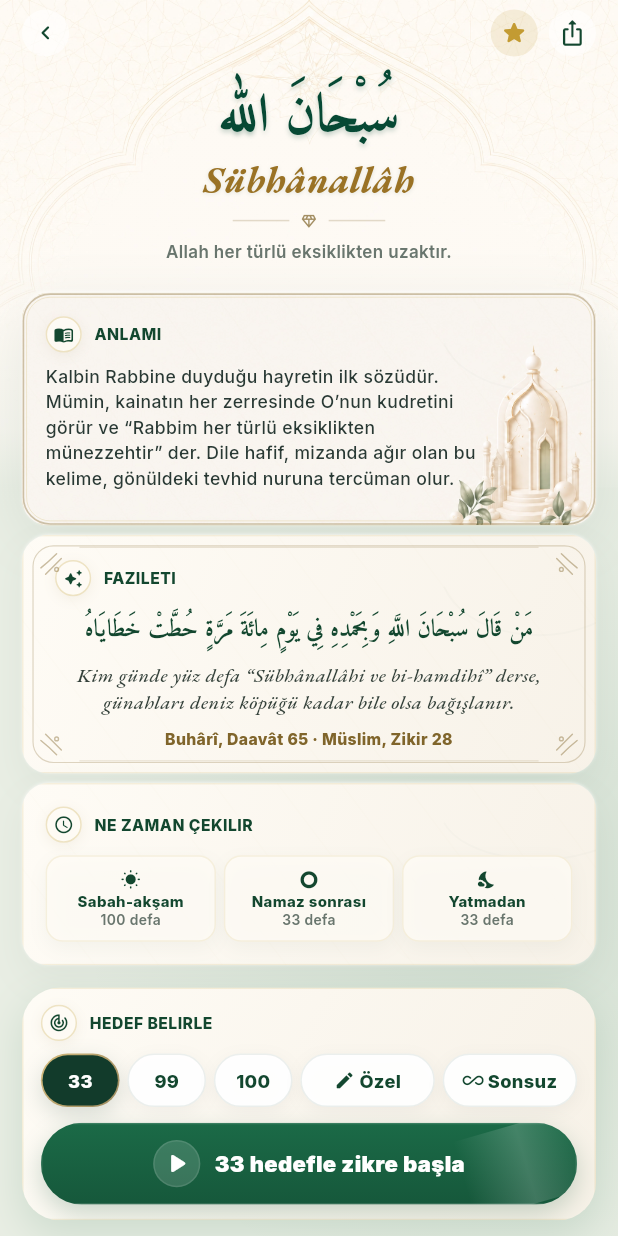
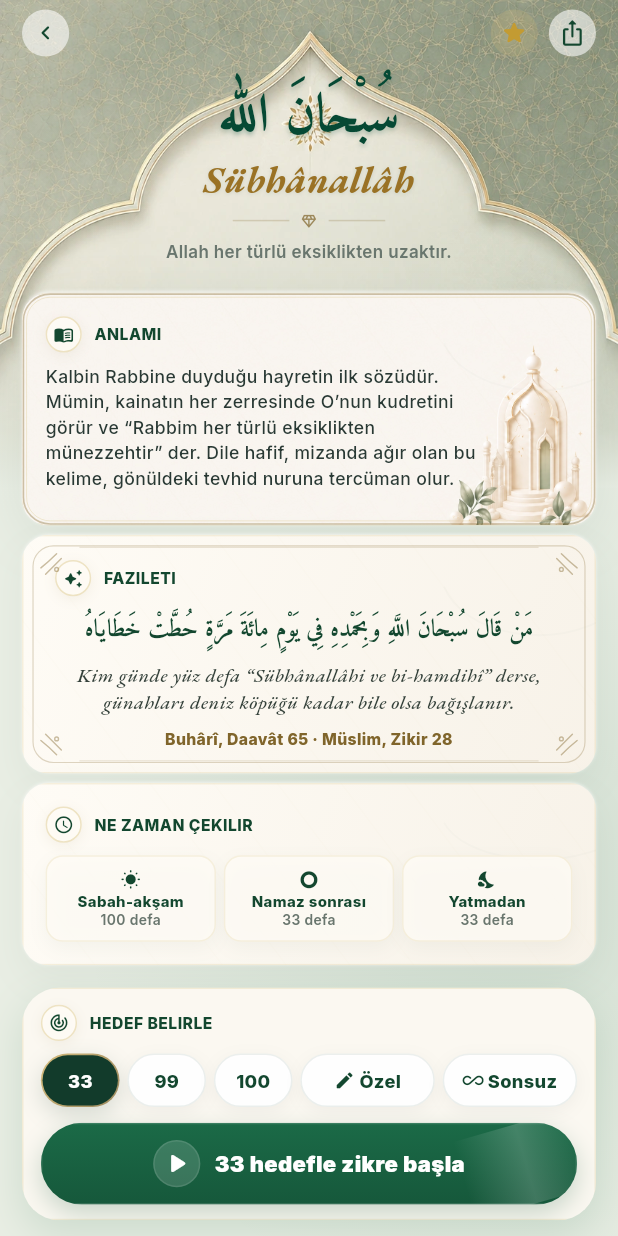
Before and after one commit to kemaltekin14/zikirmatikv2, a Flutter app: the DhikrDetailScreen screen opened directly with empty values, on a phone screen of 412 x 824 dp. Run offline on Flutter 3.47's test engine with Material 3 defaults, Android fonts, the phone set to English and light mode, and no system bars; our stand-ins replace drift, drift_flutter, flutter_local_notifications, flutter_riverpod, flutter_svg, go_router and 2 more; accounts and stored records are empty; generated files the repository leaves out were written again.

Commit message:
Update zikir detail asset and iOS bundle id

```diff
--- a/lib/features/dhikr_library/presentation/dhikr_detail_screen.dart
+++ b/lib/features/dhikr_library/presentation/dhikr_detail_screen.dart
@@ -24,11 +24,12 @@ const _transliterationGold = Color(0xFF9A7225);
 const _mutedGreen = Color(0xFF69766E);
 const _referenceSurface = Color(0xFFF8F2E8);
 const _referenceSurfaceTop = Color(0xFFFFFCF6);
+const _meaningCardSurface = Color(0xFFFBF8F1);
 const _referenceBorder = Color(0xFFE0CF9B);
 const _gold = Color(0xFFD4BA75);
 const _goldText = Color(0xFF80652B);
 const _fixedTargetOptions = [33, 99, 100];
-const _detailTopBackgroundAsset = 'assets/images/zikirarka2.webp';
+const _detailTopBackgroundAsset = 'assets/images/zikir-arka2.webp';
 const _meaningCardBackgroundAsset = 'assets/images/tablo-arka.webp';
 
 class DhikrDetailScreen extends ConsumerStatefulWidget {
@@ -457,7 +458,7 @@ class _InfoCard extends StatelessWidget {
       scale: scale,
       backgroundAsset: _meaningCardBackgroundAsset,
       backgroundOpacity: 0.94,
-      backgroundBaseColor: const Color(0xFFFBF8F1),
+      backgroundBaseColor: _meaningCardSurface,
       backgroundFit: BoxFit.fitWidth,
       backgroundAlignment: Alignment.bottomRight,
       backgroundOverflowBottom: 15 * scale,
@@ -872,14 +873,7 @@ class _StickyActionPanel extends StatelessWidget {
         borderRadius: BorderRadius.circular(24 * scale),
         child: DecoratedBox(
           decoration: BoxDecoration(
-            gradient: LinearGradient(
-              begin: Alignment.topLeft,
-              end: Alignment.bottomRight,
-              colors: [
-                _referenceSurfaceTop.withValues(alpha: 0.98),
-                _referenceSurface.withValues(alpha: 0.98),
-              ],
-            ),
+            color: _meaningCardSurface,
             border: Border.all(color: _referenceBorder.withValues(alpha: 0.32)),
           ),
           child: Column(
--- a/pubspec.yaml
+++ b/pubspec.yaml
@@ -78,7 +78,7 @@ flutter:
     - assets/images/esma-her2.webp
     - assets/images/zikir-hero.webp
     - assets/images/dhikr_detail_top_background.png
-    - assets/images/zikirarka2.webp
+    - assets/images/zikir-arka2.webp
     - assets/images/tablo-arka.webp
     - assets/images/today_esma_card_background.png
     - assets/images/hand_tasbih_icon.svg
```
Also changed, not shown: assets/images/zikir-arka2.webp (added), assets/images/zikirarka2.webp (deleted), 1 other file.
